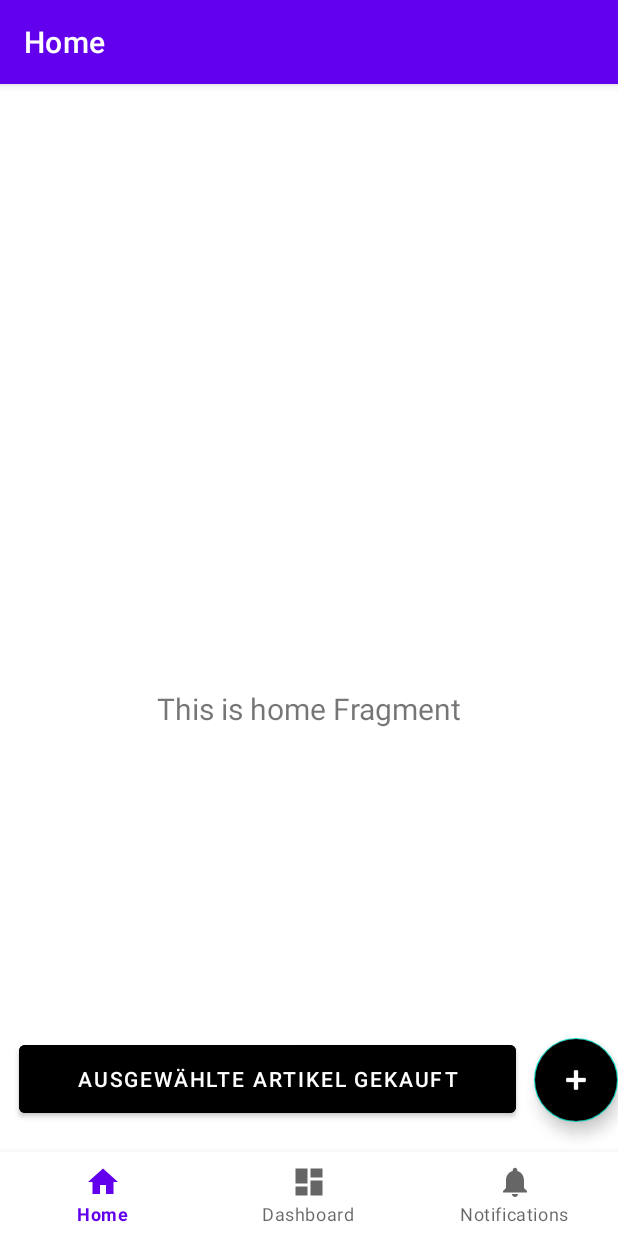
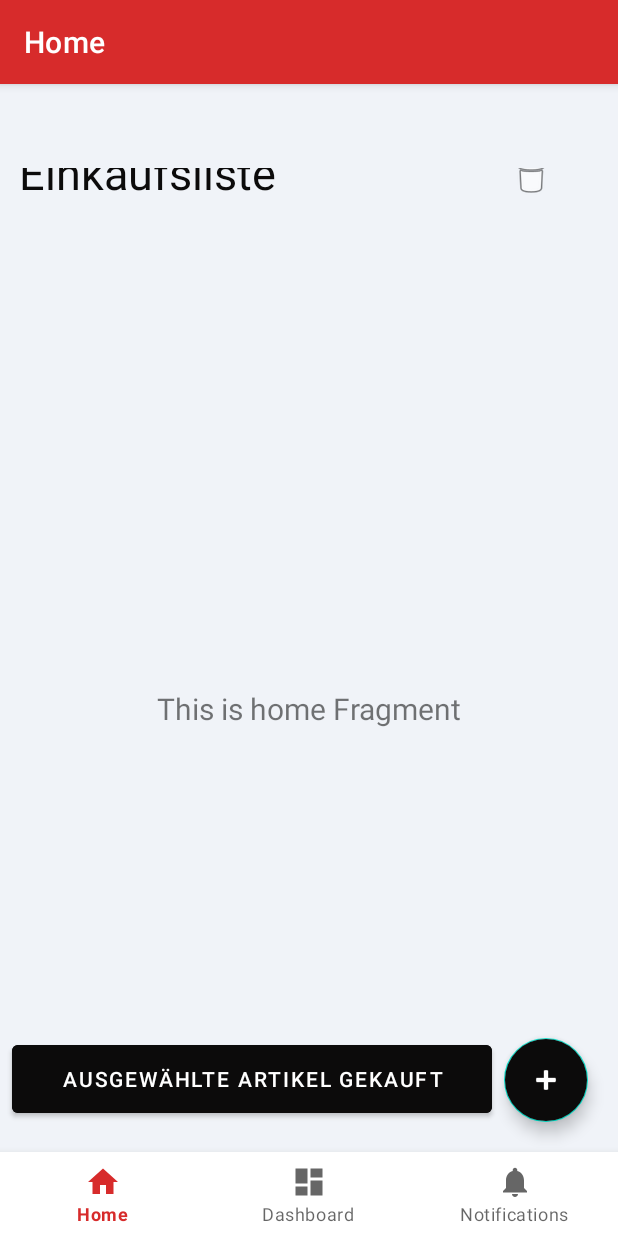
Before and after one commit to Faroesne/wg-shopping, an Android app: the screen it shows after launch (MainActivity), on a phone screen of 412 x 824 dp. Run offline under Robolectric (Android 15) with nearby library versions, the phone set to English and light mode, and no system bars; our stand-ins replace navigation-ui.

Commit message:
Fixed app crashing Replaced delete button with checkbox on listitem Added color scheme Redesigned app

```diff
--- a/app/src/main/java/com/example/communityshopping/MainActivity.kt
+++ b/app/src/main/java/com/example/communityshopping/MainActivity.kt
@@ -14,10 +14,11 @@ import androidx.navigation.ui.setupActionBarWithNavController
 import androidx.navigation.ui.setupWithNavController
 import com.example.communityshopping.databinding.ActivityMainBinding
 import com.google.android.material.bottomnavigation.BottomNavigationView
+import com.google.android.material.floatingactionbutton.FloatingActionButton
 
 
 class MainActivity : AppCompatActivity() {
-    lateinit var add: Button;
+    lateinit var add: FloatingActionButton;
     var dialog: AlertDialog? = null
     var layout: LinearLayout? = null
     private lateinit var binding: ActivityMainBinding
@@ -27,7 +28,7 @@ class MainActivity : AppCompatActivity() {
 
         binding = ActivityMainBinding.inflate(layoutInflater)
         setContentView(binding.root)
-        add = findViewById(R.id.btn_addItem)
+         add = findViewById(R.id.btn_addItem)
         layout = findViewById(R.id.containerList)
         buildDialog();
         add.setOnClickListener({ dialog!!.show() })
@@ -47,7 +48,7 @@ class MainActivity : AppCompatActivity() {
         val view: View = layoutInflater.inflate(R.layout.dialog, null)
         val name = view.findViewById<EditText>(R.id.nameEdit)
         builder.setView(view)
-        builder.setTitle("Enter name")
+        builder.setTitle("Enter article")
             .setPositiveButton(
                 "OK"
             ) { dialog, which -> addCard(name.text.toString()) }
@@ -60,11 +61,11 @@ class MainActivity : AppCompatActivity() {
     private fun addCard(name: String) {
         val view: View = layoutInflater.inflate(R.layout.card, null)
         val nameView: TextView = view.findViewById(R.id.name)
-        val delete: Button = view.findViewById(R.id.delete)
+        //val delete: Button = view.findViewById(R.id.checkbox)
         nameView.text = name
-        delete.setOnClickListener( {
-                layout!!.removeView(view)
-        })
+        //delete.setOnClickListener( {
+       //         layout!!.removeView(view)
+      //  })
         layout!!.addView(view)
     }
 }
--- a/app/src/main/res/layout/activity_main.xml
+++ b/app/src/main/res/layout/activity_main.xml
@@ -6,7 +6,8 @@
         android:id="@+id/container"
         android:layout_width="match_parent"
         android:layout_height="match_parent"
-        android:paddingTop="?attr/actionBarSize">
+        android:paddingTop="?attr/actionBarSize"
+        android:background="@color/icegrey">
 
 
     <com.google.android.material.bottomnavigation.BottomNavigationView
@@ -34,16 +35,16 @@
             app:navGraph="@navigation/mobile_navigation" />
 
     <ScrollView
-            android:layout_width="407dp"
-            android:layout_height="532dp"
+            android:layout_width="410dp"
+            android:layout_height="477dp"
             android:scrollbars="none"
-            app:layout_constraintTop_toTopOf="@+id/nav_host_fragment_activity_main"
             app:layout_constraintEnd_toEndOf="@+id/nav_host_fragment_activity_main"
             app:layout_constraintStart_toStartOf="parent"
             app:layout_constraintBottom_toTopOf="@+id/btn_submit"
-            app:layout_constraintHorizontal_bias="0.571"
-            app:layout_constraintVertical_bias="0.555"
-            android:id="@+id/scroll">
+            app:layout_constraintHorizontal_bias="0.0"
+            app:layout_constraintVertical_bias="0.42"
+            android:id="@+id/scroll"
+            app:layout_constraintTop_toBottomOf="@+id/relativeLayout">
 
         <LinearLayout
                 android:id="@+id/containerList"
@@ -56,7 +57,7 @@
 
     <Button
             android:text="Ausgewählte Artikel gekauft"
-            android:layout_width="331dp"
+            android:layout_width="320dp"
             android:layout_height="57dp"
             android:id="@+id/btn_submit"
             app:layout_constraintStart_toStartOf="parent"
@@ -64,7 +65,7 @@
             app:layout_constraintEnd_toStartOf="@+id/btn_addItem"
             android:layout_marginBottom="20dp"
             app:iconTint="#040404"
-            android:backgroundTint="@color/black" />
+            android:backgroundTint="@color/deepblack" />
 
 
     <com.google.android.material.floatingactionbutton.FloatingActionButton
@@ -78,6 +79,37 @@
             android:layout_marginBottom="20dp"
             app:rippleColor="#F6F5F5"
             app:tint="@color/white"
-            android:backgroundTint="@color/black" />
+            android:backgroundTint="@color/deepblack"
+            android:layout_marginEnd="20dp" />
+
+    <RelativeLayout
+            android:layout_width="407dp"
+            android:layout_height="63dp"
+            android:padding="10dp"
+            app:layout_constraintTop_toTopOf="@+id/nav_host_fragment_activity_main"
+            app:layout_constraintEnd_toEndOf="parent"
+            app:layout_constraintStart_toStartOf="parent"
+            android:id="@+id/relativeLayout">
+
+        <TextView
+                android:text="Einkaufsliste"
+                android:textColor="@color/deepblack"
+                android:layout_width="wrap_content"
+                android:layout_height="wrap_content"
+                android:id="@+id/textView"
+                android:textFontWeight="1000"
+                android:textSize="30dp" />
+
+        <ImageButton
+                android:layout_width="wrap_content"
+                android:layout_height="48dp"
+                app:srcCompat="@android:drawable/ic_menu_delete"
+                android:id="@+id/imageButton"
+                android:background="@null"
+                android:backgroundTint="@color/deepblack"
+                android:layout_alignParentRight="true"
+                android:minWidth="48dp"
+                android:layout_marginRight="22dp" />
+    </RelativeLayout>
 
 </androidx.constraintlayout.widget.ConstraintLayout>
--- a/app/src/main/res/layout/card.xml
+++ b/app/src/main/res/layout/card.xml
@@ -12,26 +12,26 @@
                 android:layout_height="wrap_content"
                 android:layout_margin="10dp"
                 app:cardCornerRadius="10dp"
-                app:cardElevation="10dp">
+                app:cardElevation="10dp"
+                android:background="@color/coolgrey">
             <RelativeLayout
                     android:layout_width="match_parent"
                     android:layout_height="wrap_content"
-                    android:padding="10dp">
+                    android:padding="10dp"
+                    android:background="@color/coolgrey">
                 <TextView
                         android:id="@+id/name"
                         android:layout_width="wrap_content"
                         android:layout_height="wrap_content"
                         android:text="Name"
-                        android:textColor="@android:color/black"
+                        android:textColor="@color/deepblack"
                         android:textFontWeight="1000"
                         android:textSize="30dp"/>
-                <Button
-                        android:id="@+id/delete"
+                <CheckBox
+                        android:id="@+id/checkbox"
                         android:layout_width="wrap_content"
                         android:layout_height="wrap_content"
                         android:layout_alignParentEnd="true"
-                        android:text="Delete"
-                        android:backgroundTint="@color/black"
                         android:layout_alignParentRight="true" />
             </RelativeLayout>
         </androidx.cardview.widget.CardView>
--- a/app/src/main/res/values/colors.xml
+++ b/app/src/main/res/values/colors.xml
@@ -7,4 +7,8 @@
     <color name="teal_700">#FF018786</color>
     <color name="black">#FF000000</color>
     <color name="white">#FFFFFFFF</color>
+    <color name="brandred">#D72B2B</color>
+    <color name="deepblack">#0C0B0B</color>
+    <color name="coolgrey">#D7DADC</color>
+    <color name="icegrey">#F0F3F8</color>
 </resources>
--- a/app/src/main/res/values/themes.xml
+++ b/app/src/main/res/values/themes.xml
@@ -2,8 +2,8 @@
     <!-- Base application theme. -->
     <style name="Theme.CommunityShopping" parent="Theme.MaterialComponents.DayNight.DarkActionBar">
         <!-- Primary brand color. -->
-        <item name="colorPrimary">@color/purple_500</item>
-        <item name="colorPrimaryVariant">@color/purple_700</item>
+        <item name="colorPrimary">@color/brandred</item>
+        <item name="colorPrimaryVariant">@color/deepblack</item>
         <item name="colorOnPrimary">@color/white</item>
         <!-- Secondary brand color. -->
         <item name="colorSecondary">@color/teal_200</item>
--- a/build.gradle
+++ b/build.gradle
@@ -5,8 +5,8 @@ buildscript {
         mavenCentral()
     }
     dependencies {
-        classpath 'com.android.tools.build:gradle:7.2.2'
-        classpath "org.jetbrains.kotlin:kotlin-gradle-plugin:1.5.10"
+        classpath 'com.android.tools.build:gradle:7.3.1'
+        classpath 'org.jetbrains.kotlin:kotlin-gradle-plugin:1.5.21'
 
         // NOTE: Do not place your application dependencies here; they belong
         // in the individual module build.gradle files
```
Also changed, not shown: gradle/wrapper/gradle-wrapper.properties.
